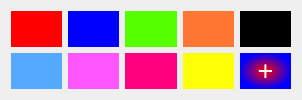
Before: the Qt Designer form UI/colorpicker.ui in nerdraven/PaintApp, drawn with Qt 5.
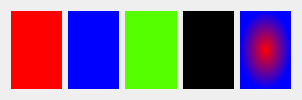
After: the same form once the commit is applied.

Diff of the .ui file:
```diff
--- a/UI/colorpicker.ui
+++ b/UI/colorpicker.ui
@@ -22,20 +22,6 @@
   <layout class="QHBoxLayout" name="horizontalLayout_2">
    <item>
     <layout class="QGridLayout" name="gridLayout">
-     <item row="0" column="2">
-      <widget class="QWidget" name="green" native="true">
-       <property name="styleSheet">
-        <string notr="true">background-color: rgb(85, 255, 0);</string>
-       </property>
-      </widget>
-     </item>
-     <item row="0" column="3">
-      <widget class="QWidget" name="yellow" native="true">
-       <property name="styleSheet">
-        <string notr="true">background-color: rgb(255, 119, 51);</string>
-       </property>
-      </widget>
-     </item>
      <item row="0" column="0">
       <widget class="QWidget" name="red" native="true">
        <property name="styleSheet">
@@ -43,7 +29,7 @@
        </property>
       </widget>
      </item>
-     <item row="0" column="4">
+     <item row="0" column="3">
       <widget class="QLabel" name="black">
        <property name="styleSheet">
         <string notr="true">background-color: rgb(0, 0, 0);</string>
@@ -60,54 +46,21 @@
        </property>
       </widget>
      </item>
-     <item row="1" column="4">
+     <item row="0" column="2">
+      <widget class="QWidget" name="green" native="true">
+       <property name="styleSheet">
+        <string notr="true">background-color: rgb(85, 255, 0);</string>
+       </property>
+      </widget>
+     </item>
+     <item row="0" column="4">
       <widget class="QLabel" name="more_color">
        <property name="styleSheet">
         <string notr="true">color: rgb(255, 255, 255);
 background-color: qradialgradient(spread:pad, cx:0.5, cy:0.5, radius:0.5, fx:0.5, fy:0.5, stop:0 rgba(255, 0, 0, 255), stop:1 rgba(0, 0, 255, 255));</string>
        </property>
        <property name="text">
-        <string>&lt;html&gt;&lt;head/&gt;&lt;body&gt;&lt;p align=&quot;center&quot;&gt;&lt;span style=&quot; font-size:20pt;&quot;&gt;+&lt;/span&gt;&lt;/p&gt;&lt;/body&gt;&lt;/html&gt;</string>
-       </property>
-      </widget>
-     </item>
-     <item row="1" column="3">
-      <widget class="QLabel" name="label_2">
-       <property name="styleSheet">
-        <string notr="true">background-color: rgb(255, 255, 6);</string>
-       </property>
-       <property name="text">
-        <string/>
-       </property>
-      </widget>
-     </item>
-     <item row="1" column="2">
-      <widget class="QLabel" name="label_3">
-       <property name="styleSheet">
-        <string notr="true">background-color: rgb(255, 0, 127);</string>
-       </property>
-       <property name="text">
-        <string/>
-       </property>
-      </widget>
-     </item>
-     <item row="1" column="1">
-      <widget class="QLabel" name="label_4">
-       <property name="styleSheet">
-        <string notr="true">background-color: rgb(255, 85, 255);</string>
-       </property>
-       <property name="text">
-        <string/>
-       </property>
-      </widget>
-     </item>
-     <item row="1" column="0">
-      <widget class="QLabel" name="rgb_85_170_255">
-       <property name="styleSheet">
-        <string notr="true">background-color: rgb(85, 170, 255);</string>
-       </property>
-       <property name="text">
-        <string/>
+        <string>&lt;html&gt;&lt;head/&gt;&lt;body&gt;&lt;p align=&quot;center&quot;&gt;&lt;br/&gt;&lt;/p&gt;&lt;/body&gt;&lt;/html&gt;</string>
        </property>
       </widget>
      </item>
```
Left out of the diff: 4 changed lines with no effect on the pictures.
